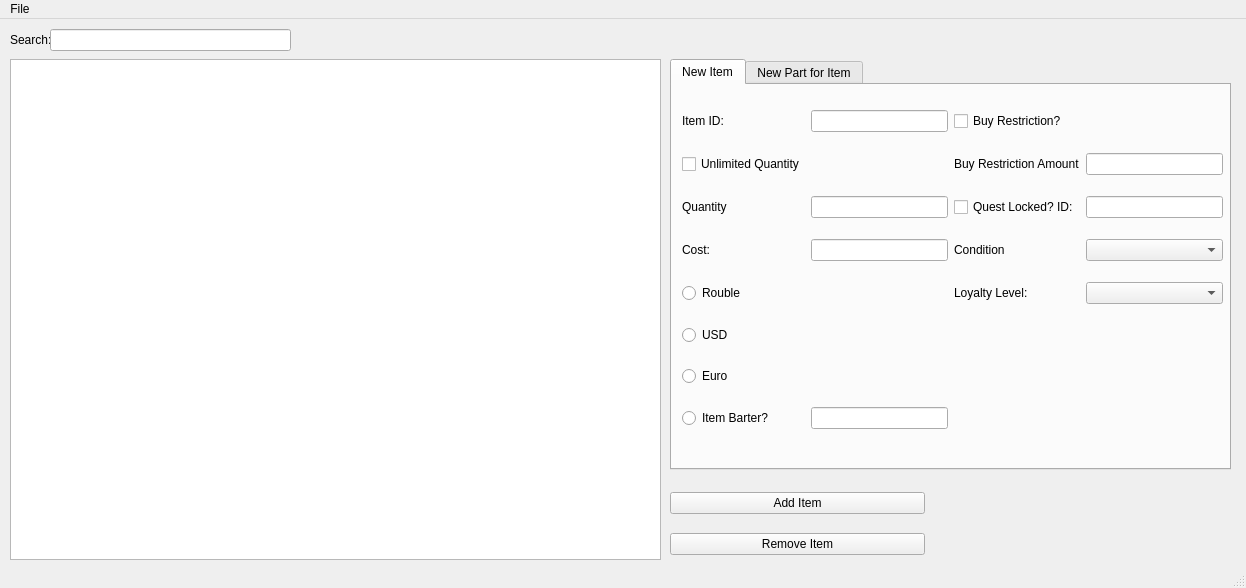
Above: src/tb_ui/gui_assort.ui from ThePi1/SPT-Trader-Builder before the change. Below: the same form after it.
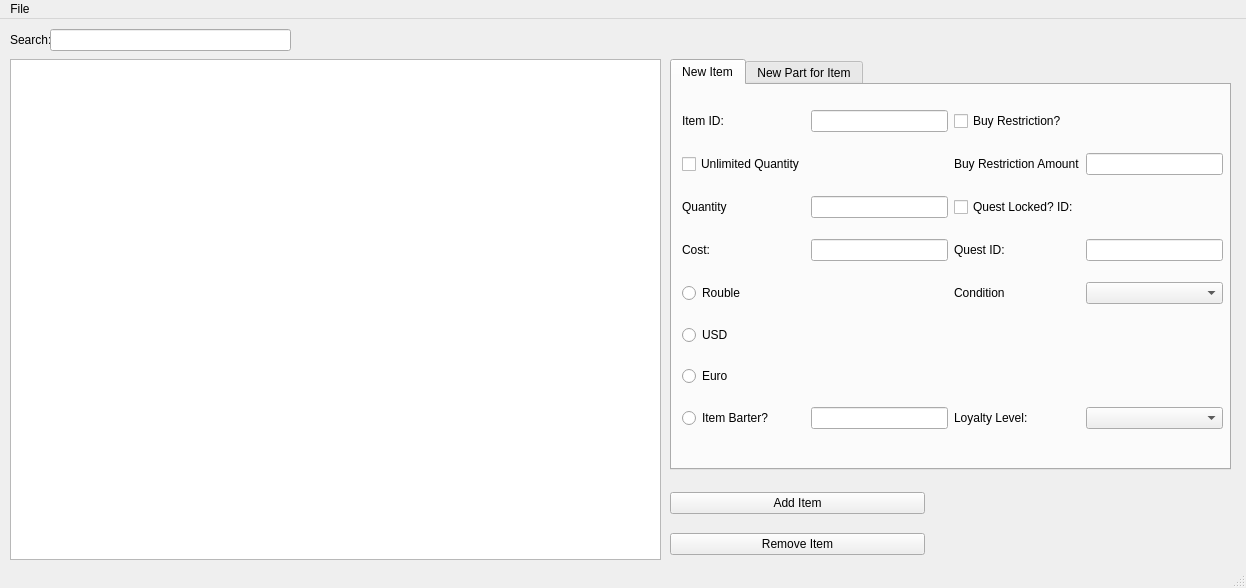
That is the form after the change. The open tabs and pages were chosen to show the change.

Commit message: Quest gui_assort

The edit to the form file:
```diff
--- a/src/tb_ui/gui_assort.ui
+++ b/src/tb_ui/gui_assort.ui
@@ -185,9 +185,6 @@
          </property>
         </widget>
        </item>
-       <item row="2" column="5">
-        <widget class="QLineEdit" name="ab_quest_id"/>
-       </item>
        <item row="2" column="4">
         <widget class="QCheckBox" name="ab_quest_check">
          <property name="toolTip">
@@ -199,6 +196,16 @@
         </widget>
        </item>
        <item row="3" column="4">
+        <widget class="QLabel" name="label">
+         <property name="text">
+          <string>Quest ID:</string>
+         </property>
+        </widget>
+       </item>
+       <item row="3" column="5">
+        <widget class="QLineEdit" name="ab_quest_id"/>
+       </item>
+       <item row="4" column="4">
         <widget class="QLabel" name="ab_condition">
          <property name="toolTip">
           <string>&lt;html&gt;&lt;head/&gt;&lt;body&gt;&lt;p&gt;What requirement for the above quest to unlock item.&lt;/p&gt;&lt;/body&gt;&lt;/html&gt;</string>
@@ -208,10 +215,10 @@
          </property>
         </widget>
        </item>
-       <item row="3" column="5">
+       <item row="4" column="5">
         <widget class="QComboBox" name="ab_condition_box"/>
        </item>
-       <item row="4" column="4">
+       <item row="7" column="4">
         <widget class="QLabel" name="ab_loyalty">
          <property name="toolTip">
           <string>&lt;html&gt;&lt;head/&gt;&lt;body&gt;&lt;p&gt;Which Loyalty Level.&lt;/p&gt;&lt;/body&gt;&lt;/html&gt;</string>
@@ -221,7 +228,7 @@
          </property>
         </widget>
        </item>
-       <item row="4" column="5">
+       <item row="7" column="5">
         <widget class="QComboBox" name="ab_loyalty_combo"/>
        </item>
       </layout>
```
Left out of the diff: 4 changed lines with no effect on the pictures. The commit also changes 2 other files.
